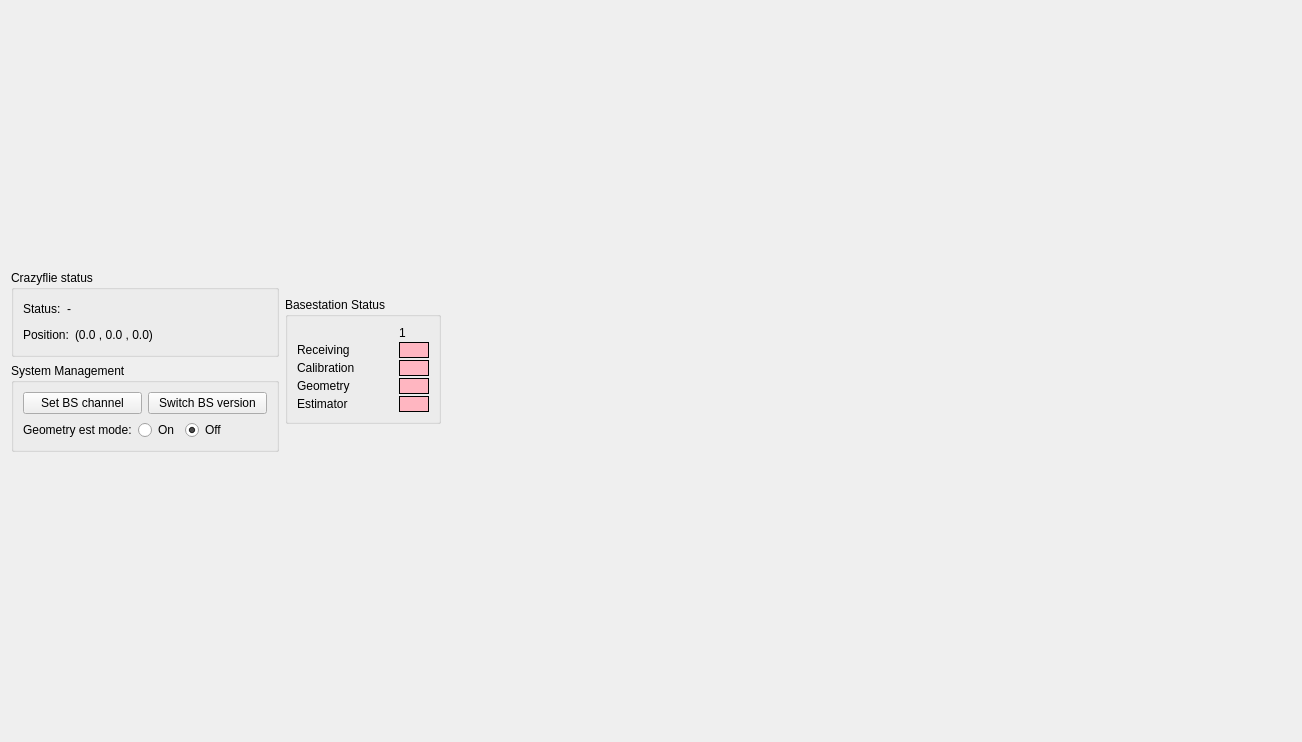
Old version of the form src/cfclient/ui/tabs/lighthouse_tab.ui in the repository bitcraze/crazyflie-clients-python.
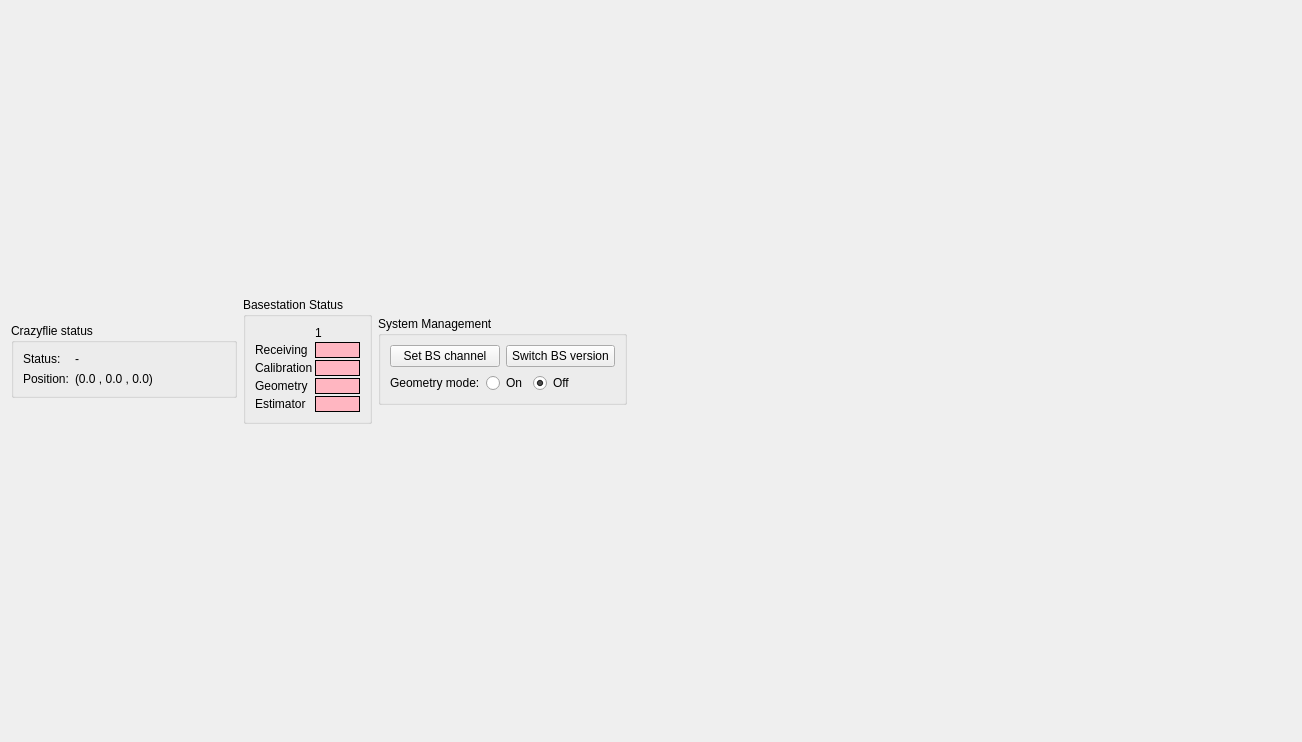
New version of the form.

Commit message: Moved system management back to the right of bs status

```diff
--- a/src/cfclient/ui/tabs/lighthouse_tab.ui
+++ b/src/cfclient/ui/tabs/lighthouse_tab.ui
@@ -22,11 +22,6 @@
   <layout class="QVBoxLayout" name="verticalLayout_5">
    <item>
     <layout class="QHBoxLayout" name="horizontalLayout_8">
-     <property name="sizeConstraint">
-      <enum>QLayout::SizeConstraint::SetDefaultConstraint</enum>
-     </property>
-     <item>
-      <layout class="QVBoxLayout" name="verticalLayout_2">
        <item>
         <widget class="QGroupBox" name="groupBox_4">
          <property name="sizePolicy">
@@ -47,19 +42,38 @@
          <property name="alignment">
           <set>Qt::AlignmentFlag::AlignLeading|Qt::AlignmentFlag::AlignLeft|Qt::AlignmentFlag::AlignTop</set>
          </property>
-         <layout class="QVBoxLayout" name="verticalLayout_6" stretch="0">
-          <item>
-           <layout class="QVBoxLayout" name="verticalLayout_8">
-            <item>
-             <layout class="QHBoxLayout" name="horizontalLayout_2">
-              <item>
+       <layout class="QGridLayout" name="gridLayout">
+        <item row="1" column="1">
+         <widget class="QLabel" name="_status_position">
+          <property name="minimumSize">
+           <size>
+            <width>150</width>
+            <height>0</height>
+           </size>
+          </property>
+          <property name="frameShape">
+           <enum>QFrame::Shape::NoFrame</enum>
+          </property>
+          <property name="text">
+           <string>(0.0 , 0.0 , 0.0)</string>
+          </property>
+         </widget>
+        </item>
+        <item row="1" column="0">
+         <widget class="QLabel" name="label_7">
+          <property name="text">
+           <string>Position:</string>
+          </property>
+         </widget>
+        </item>
+        <item row="0" column="0">
                <widget class="QLabel" name="label_2">
                 <property name="text">
                  <string>Status:</string>
                 </property>
                </widget>
               </item>
-              <item>
+        <item row="0" column="1">
                <widget class="QLabel" name="_status_status">
                 <property name="sizePolicy">
                  <sizepolicy hsizetype="Minimum" vsizetype="Minimum">
@@ -67,12 +81,6 @@
                   <verstretch>0</verstretch>
                  </sizepolicy>
                 </property>
-                <property name="minimumSize">
-                 <size>
-                  <width>200</width>
-                  <height>0</height>
-                 </size>
-                </property>
                 <property name="text">
                  <string>-</string>
                 </property>
@@ -81,160 +89,8 @@
                 </property>
                </widget>
               </item>
-              <item>
-               <spacer name="horizontalSpacer">
-                <property name="orientation">
-                 <enum>Qt::Orientation::Horizontal</enum>
-                </property>
-                <property name="sizeHint" stdset="0">
-                 <size>
-                  <width>40</width>
-                  <height>20</height>
-                 </size>
-                </property>
-               </spacer>
-              </item>
-             </layout>
-            </item>
-            <item>
-             <layout class="QHBoxLayout" name="horizontalLayout_7">
-              <item>
-               <widget class="QLabel" name="label_7">
-                <property name="text">
-                 <string>Position:</string>
-                </property>
-               </widget>
-              </item>
-              <item>
-               <widget class="QLabel" name="_status_position">
-                <property name="minimumSize">
-                 <size>
-                  <width>150</width>
-                  <height>0</height>
-                 </size>
-                </property>
-                <property name="frameShape">
-                 <enum>QFrame::Shape::NoFrame</enum>
-                </property>
-                <property name="text">
-                 <string>(0.0 , 0.0 , 0.0)</string>
-                </property>
-               </widget>
-              </item>
-              <item>
-               <spacer name="horizontalSpacer_3">
-                <property name="orientation">
-                 <enum>Qt::Orientation::Horizontal</enum>
-                </property>
-                <property name="sizeHint" stdset="0">
-                 <size>
-                  <width>40</width>
-                  <height>20</height>
-                 </size>
-                </property>
-               </spacer>
-              </item>
-             </layout>
-            </item>
-           </layout>
-          </item>
-         </layout>
-        </widget>
-       </item>
-       <item>
-        <widget class="QGroupBox" name="_sys_management_group_box">
-         <property name="sizePolicy">
-          <sizepolicy hsizetype="Maximum" vsizetype="Maximum">
-           <horstretch>0</horstretch>
-           <verstretch>0</verstretch>
-          </sizepolicy>
-         </property>
-         <property name="minimumSize">
-          <size>
-           <width>0</width>
-           <height>0</height>
-          </size>
-         </property>
-         <property name="title">
-          <string>System Management</string>
-         </property>
-         <property name="alignment">
-          <set>Qt::AlignmentFlag::AlignLeading|Qt::AlignmentFlag::AlignLeft|Qt::AlignmentFlag::AlignTop</set>
-         </property>
-         <layout class="QVBoxLayout" name="verticalLayout">
-          <property name="sizeConstraint">
-           <enum>QLayout::SizeConstraint::SetDefaultConstraint</enum>
-          </property>
-          <item>
-           <layout class="QVBoxLayout" name="verticalLayout_4" stretch="0,0">
-            <item>
-             <layout class="QHBoxLayout" name="horizontalLayout_6">
-              <item>
-               <widget class="QPushButton" name="_manage_basestation_mode_button">
-                <property name="text">
-                 <string>Set BS channel</string>
-                </property>
-               </widget>
-              </item>
-              <item>
-               <widget class="QPushButton" name="_change_system_type_button">
-                <property name="text">
-                 <string>Switch BS version</string>
-                </property>
-               </widget>
-              </item>
-             </layout>
-            </item>
-            <item>
-             <layout class="QHBoxLayout" name="_mode_group">
-              <property name="sizeConstraint">
-               <enum>QLayout::SizeConstraint::SetMaximumSize</enum>
-              </property>
-              <item>
-               <widget class="QLabel" name="label">
-                <property name="text">
-                 <string>Geometry est mode:</string>
-                </property>
-               </widget>
-              </item>
-              <item>
-               <widget class="QRadioButton" name="_geo_mode_button">
-                <property name="text">
-                 <string>On</string>
-                </property>
-               </widget>
-              </item>
-              <item>
-               <widget class="QRadioButton" name="_flying_mode_button">
-                <property name="text">
-                 <string>Off</string>
-                </property>
-                <property name="checked">
-                 <bool>true</bool>
-                </property>
-               </widget>
-              </item>
-              <item>
-               <spacer name="horizontalSpacer_5">
-                <property name="orientation">
-                 <enum>Qt::Orientation::Horizontal</enum>
-                </property>
-                <property name="sizeHint" stdset="0">
-                 <size>
-                  <width>40</width>
-                  <height>20</height>
-                 </size>
-                </property>
-               </spacer>
-              </item>
-             </layout>
-            </item>
-           </layout>
-          </item>
-         </layout>
-        </widget>
-       </item>
-      </layout>
+       </layout>
+      </widget>
      </item>
      <item>
       <widget class="QGroupBox" name="_base_station_group_box">
@@ -296,12 +152,6 @@
           </item>
           <item row="3" column="0">
            <widget class="QLabel" name="label_27">
-            <property name="minimumSize">
-             <size>
-              <width>100</width>
-              <height>0</height>
-             </size>
-            </property>
             <property name="text">
              <string>Geometry</string>
             </property>
@@ -342,12 +192,6 @@
           </item>
           <item row="4" column="0">
            <widget class="QLabel" name="label_31">
-            <property name="minimumSize">
-             <size>
-              <width>100</width>
-              <height>0</height>
-             </size>
-            </property>
             <property name="text">
              <string>Estimator</string>
             </property>
@@ -385,6 +229,99 @@
        </layout>
       </widget>
      </item>
+     <item>
+      <widget class="QGroupBox" name="_sys_management_group_box">
+       <property name="sizePolicy">
+        <sizepolicy hsizetype="Maximum" vsizetype="Maximum">
+         <horstretch>0</horstretch>
+         <verstretch>0</verstretch>
+        </sizepolicy>
+       </property>
+       <property name="minimumSize">
+        <size>
+         <width>0</width>
+         <height>0</height>
+        </size>
+       </property>
+       <property name="title">
+        <string>System Management</string>
+       </property>
+       <property name="alignment">
+        <set>Qt::AlignmentFlag::AlignLeading|Qt::AlignmentFlag::AlignLeft|Qt::AlignmentFlag::AlignTop</set>
+       </property>
+       <layout class="QVBoxLayout" name="verticalLayout">
+        <property name="sizeConstraint">
+         <enum>QLayout::SizeConstraint::SetDefaultConstraint</enum>
+        </property>
+        <item>
+         <layout class="QVBoxLayout" name="verticalLayout_4" stretch="0,0">
+          <item>
+           <layout class="QHBoxLayout" name="horizontalLayout_6">
+            <item>
+             <widget class="QPushButton" name="_manage_basestation_mode_button">
+              <property name="text">
+               <string>Set BS channel</string>
+              </property>
+             </widget>
+            </item>
+            <item>
+             <widget class="QPushButton" name="_change_system_type_button">
+              <property name="text">
+               <string>Switch BS version</string>
+              </property>
+             </widget>
+            </item>
+           </layout>
+          </item>
+          <item>
+           <layout class="QHBoxLayout" name="_mode_group">
+            <property name="sizeConstraint">
+             <enum>QLayout::SizeConstraint::SetMaximumSize</enum>
+            </property>
+            <item>
+             <widget class="QLabel" name="label">
+              <property name="text">
+               <string>Geometry mode:</string>
+              </property>
+             </widget>
+            </item>
+            <item>
+             <widget class="QRadioButton" name="_geo_mode_button">
+              <property name="text">
+               <string>On</string>
+              </property>
+             </widget>
+            </item>
+            <item>
+             <widget class="QRadioButton" name="_flying_mode_button">
+              <property name="text">
+               <string>Off</string>
+              </property>
+              <property name="checked">
+               <bool>true</bool>
+              </property>
+             </widget>
+            </item>
+            <item>
+             <spacer name="horizontalSpacer_5">
+              <property name="orientation">
+               <enum>Qt::Orientation::Horizontal</enum>
+              </property>
+              <property name="sizeHint" stdset="0">
+               <size>
+                <width>40</width>
+                <height>20</height>
+               </size>
+              </property>
+             </spacer>
+            </item>
+           </layout>
+          </item>
+         </layout>
+        </item>
+       </layout>
+      </widget>
+     </item>
      <item>
       <spacer name="horizontalSpacer_2">
        <property name="orientation">
```
Lines whose indentation alone changed are shown as unchanged.
